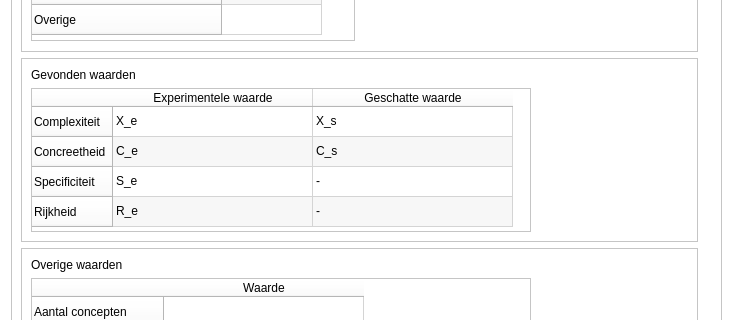
Qt form qtbrainweaverprintratingdialog.ui (richelbilderbeek/BrainWeaver) before a commit; both pictures show x 0 to 733 and y 872 to 1192 of the 733 by 1353 pixel window.
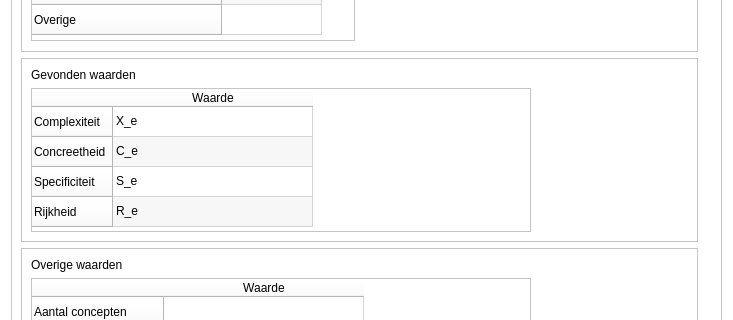
The same form after that commit. Icons and pictures are not drawn.

What changed in the file:
```diff
--- a/qtbrainweaverprintratingdialog.ui
+++ b/qtbrainweaverprintratingdialog.ui
@@ -438,12 +438,7 @@
             </row>
             <column>
              <property name="text">
-              <string>Experimentele waarde</string>
-             </property>
-            </column>
-            <column>
-             <property name="text">
-              <string>Geschatte waarde</string>
+              <string>Waarde</string>
              </property>
             </column>
             <item row="0" column="0">
@@ -451,41 +446,21 @@
               <string>X_e</string>
              </property>
             </item>
-            <item row="0" column="1">
-             <property name="text">
-              <string>X_s</string>
-             </property>
-            </item>
             <item row="1" column="0">
              <property name="text">
               <string>C_e</string>
              </property>
             </item>
-            <item row="1" column="1">
-             <property name="text">
-              <string>C_s</string>
-             </property>
-            </item>
             <item row="2" column="0">
              <property name="text">
               <string>S_e</string>
              </property>
             </item>
-            <item row="2" column="1">
-             <property name="text">
-              <string>-</string>
-             </property>
-            </item>
             <item row="3" column="0">
              <property name="text">
               <string>R_e</string>
              </property>
             </item>
-            <item row="3" column="1">
-             <property name="text">
-              <string>-</string>
-             </property>
-            </item>
            </widget>
           </item>
          </layout>
```
